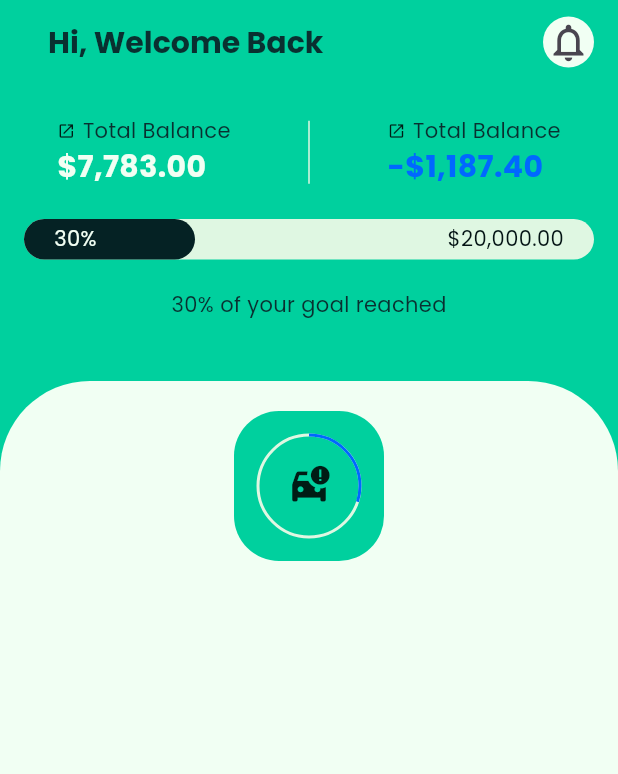
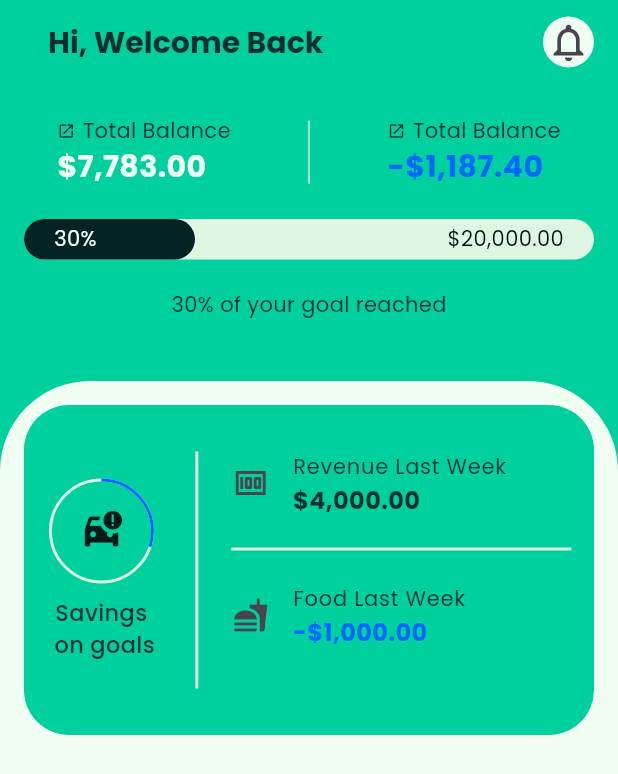
Before and after one commit to yousefmohamed35/fin_wise, a Flutter app: the HomeView screen opened by its route, on a phone screen of 412 x 824 dp. Shown: the top 774 px of the screen. Run offline on Flutter 3.47's test engine with Material 3 defaults, Android fonts, the phone set to English and light mode, and no system bars; our stand-ins replace animate_do, animated_text_kit, flutter_svg, go_router, google_fonts, smooth_page_indicator.

Commit message:
finish savings goal card

```diff
--- /dev/null
+++ b/lib/feature/home/presentation/view/widgets/custom_list_tile.dart
@@ -0,0 +1,34 @@
+import 'package:flutter/material.dart';
+
+import '../../../../../core/themes/color_manager.dart';
+import '../../../../../core/themes/text_style.dart';
+
+class CustomListTile extends StatelessWidget {
+  const CustomListTile({
+    super.key,
+    required this.color,
+    required this.title,
+    required this.subTitle, required this.iconData,
+  });
+  final Color color;
+  final String title;
+  final String subTitle;
+  final IconData iconData;
+  @override
+  Widget build(BuildContext context) {
+    return ListTile(
+      leading: Icon(iconData),
+      title: Text(
+        title,
+        style: TextStyles.paragraph(color: ColorManager.lettersAndIcons),
+      ),
+      subtitle: Text(
+        subTitle,
+        style: TextStyles.title(
+          color: color,
+          fontSize: 16,
+        ),
+      ),
+    );
+  }
+}
--- a/lib/feature/home/presentation/view/widgets/home_view_body.dart
+++ b/lib/feature/home/presentation/view/widgets/home_view_body.dart
@@ -3,8 +3,9 @@ import 'package:fin_wise/core/widgets/fit_hieght.dart';
 import 'package:flutter/material.dart';
 import '../../../../../core/themes/color_manager.dart';
 import '../../../../../core/themes/text_style.dart';
-import 'custom_ciruclar_progress_indicator.dart';
 import 'custom_linear_progress_indicator.dart';
+import 'savings_goal_card.dart';
+
 import 'total_balance_and_total_expence.dart';
 
 class HomeViewBody extends StatelessWidget {
@@ -26,18 +27,13 @@ class HomeViewBody extends StatelessWidget {
           SizedBox(height: 1),
           Expanded(
             child: CustomContainer(
-              child: Column(
-                children: [
-                  SizedBox(height: 20),
-                  Container(
-                    padding: const EdgeInsets.all(16),
-                    decoration: BoxDecoration(
-                      color: ColorManager.primary,
-                      borderRadius: BorderRadius.circular(30),
-                    ),
-                    child: CustomCircularProgressIndicator(),
-                  ),
-                ],
+              child: Padding(
+                padding: const EdgeInsets.all(16.0),
+                child: Column(
+                  children: [
+                    SavingsGoalsCard(),
+                  ],
+                ),
               ),
             ),
           ),
--- /dev/null
+++ b/lib/feature/home/presentation/view/widgets/savings_goal_card.dart
@@ -0,0 +1,63 @@
+import 'package:flutter/material.dart';
+
+import '../../../../../core/themes/color_manager.dart';
+import 'custom_list_tile.dart';
+import 'savings_widget.dart';
+
+class SavingsGoalsCard extends StatelessWidget {
+  const SavingsGoalsCard({
+    super.key,
+  });
+
+  @override
+  Widget build(BuildContext context) {
+    return Container(
+      height: 220,
+      padding: const EdgeInsets.only(
+        left: 16,
+        top: 16,
+        bottom: 16,
+      ),
+      decoration: BoxDecoration(
+        color: ColorManager.primary,
+        borderRadius: BorderRadius.circular(30),
+      ),
+      child: Row(
+        children: [
+          SavingsWidget(),
+          SizedBox(width: 20),
+          VerticalDivider(
+            thickness: 2,
+            indent: 15,
+            endIndent: 15,
+            color: ColorManager.lightGreen,
+          ),
+          Expanded(
+            child: Column(
+              children: [
+                CustomListTile(
+                  color: ColorManager.lettersAndIcons,
+                  title: 'Revenue Last Week',
+                  subTitle: r'$4,000.00',
+                  iconData: Icons.money,
+                ),
+                Divider(
+                  thickness: 2,
+                  color: ColorManager.lightGreen,
+                  indent: 15,
+                  endIndent: 15,
+                ),
+                CustomListTile(
+                  color: ColorManager.oceanBlueButton,
+                  title: 'Food Last Week',
+                  subTitle: r'-$1,000.00',
+                  iconData: Icons.fastfood,
+                ),
+              ],
+            ),
+          ),
+        ],
+      ),
+    );
+  }
+}
--- /dev/null
+++ b/lib/feature/home/presentation/view/widgets/savings_widget.dart
@@ -0,0 +1,28 @@
+import 'package:flutter/material.dart';
+
+import '../../../../../core/themes/color_manager.dart';
+import '../../../../../core/themes/text_style.dart';
+import 'custom_ciruclar_progress_indicator.dart';
+
+class SavingsWidget extends StatelessWidget {
+  const SavingsWidget({super.key});
+
+  @override
+  Widget build(BuildContext context) {
+    return Column(
+      mainAxisAlignment: MainAxisAlignment.center,
+      children: [
+        CustomCircularProgressIndicator(),
+        const SizedBox(height: 10),
+        Text(
+          'Savings\n on goals',
+          textAlign: TextAlign.center,
+          style: TextStyles.subTitle(
+            color: ColorManager.lettersAndIcons,
+            fontSize: 15,
+          ),
+        ),
+      ],
+    );
+  }
+}
```
